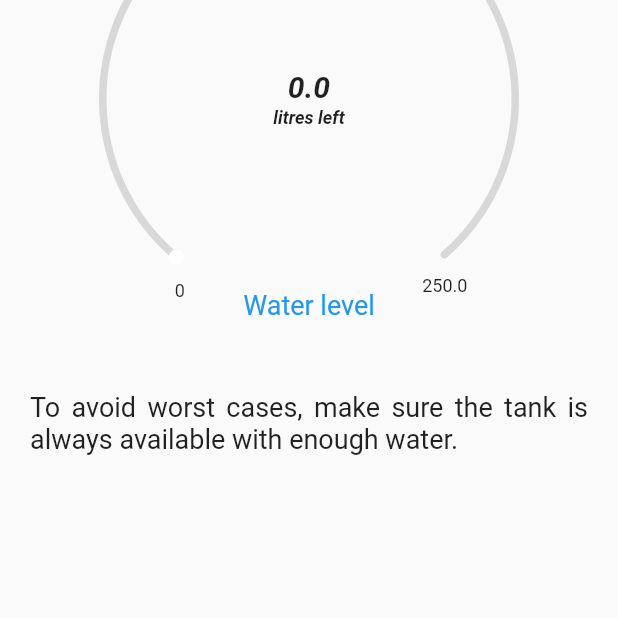
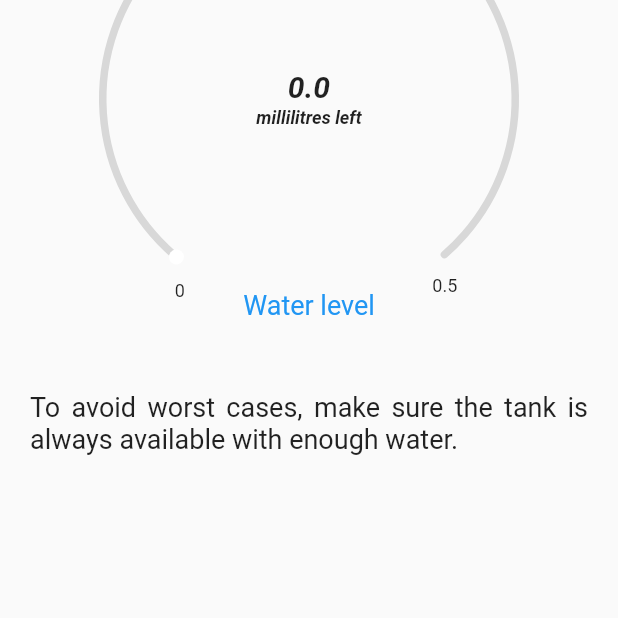
Before and after one commit to Maheash/SIMS, a Flutter app: the WaterLevel screen opened directly, on a phone screen of 412 x 824 dp, the part 498-1116 px from its top. Run offline on Flutter 3.47's test engine with Material 2 defaults, Android fonts, the phone set to English and light mode, and no system bars; drawn by our look-alikes of syncfusion_flutter_gauges; our stand-ins replace cloud_firestore, firebase_auth, firebase_core, firebase_database, fluttertoast; accounts and stored records are empty; network calls fail.

Commit message:
some refinements

```diff
--- a/sims_app/lib/UI/screens/soil_moisture.dart
+++ b/sims_app/lib/UI/screens/soil_moisture.dart
@@ -46,7 +46,7 @@ class _SoilMoistureState extends State<SoilMoisture> {
   }
 
   void turnOnRelay() async {
-    var url = Uri.parse('http://192.168.1.34/on');
+    var url = Uri.parse('http://192.168.43.248/on');
     var response = await http.get(url);
     debugPrint('Response status: ${response.statusCode}');
     debugPrint('Response body: ${response.body}');
@@ -54,7 +54,7 @@ class _SoilMoistureState extends State<SoilMoisture> {
   }
 
   void turnOffRelay() async {
-    var url = Uri.parse('http://192.168.1.34/off');
+    var url = Uri.parse('http://192.168.43.248/off');
     var response = await http.get(url as Uri);
     debugPrint('Response status: ${response.statusCode}');
     debugPrint('Response body: ${response.body}');
--- a/sims_app/lib/UI/screens/water_level.dart
+++ b/sims_app/lib/UI/screens/water_level.dart
@@ -25,7 +25,7 @@ class _WaterLevelState extends State<WaterLevel> {
 
   double soilMoisture = 0.0;
   double tankVolume = 0.0;
-    double tankCapacity = 250;
+  double tankCapacity = 0.500;
   double value = 0;
   String val = "";
 
@@ -85,9 +85,11 @@ class _WaterLevelState extends State<WaterLevel> {
               style: TextStyle(color: Colors.blue, fontSize: 20),
             ),
             SizedBox(height: 10),
-              Text("\t\t\tThe water in the tank is updated in realtime according to the changes in the water level of the tank. Make sure the tank contains enough water so that the field stays irrigated.",
-              style: TextStyle(fontSize:18),
-              textAlign: TextAlign.justify,),
+            Text(
+              "\t\t\tThe water in the tank is updated in realtime according to the changes in the water level of the tank. Make sure the tank contains enough water so that the field stays irrigated.",
+              style: TextStyle(fontSize: 18),
+              textAlign: TextAlign.justify,
+            ),
             const SizedBox(height: 20),
             Center(
               child: StreamBuilder(
@@ -103,9 +105,10 @@ class _WaterLevelState extends State<WaterLevel> {
                         .listen((event) {
                       tankVolume =
                           double.parse(event.snapshot.value.toString());
+                      debugPrint("Tank Volume: $tankVolume");
                       tankVolume = tankCapacity - tankVolume;
                       tankVolume = double.parse(tankVolume.toStringAsFixed(3));
-                      // debugPrint("Water left: $tankVolume");
+                      debugPrint("Water left: $tankVolume");
                     });
 
                     return SfRadialGauge(axes: <RadialAxis>[
@@ -132,7 +135,7 @@ class _WaterLevelState extends State<WaterLevel> {
                                       padding:
                                           const EdgeInsets.fromLTRB(0, 2, 0, 0),
                                       child: Text(
-                                        'litres left',
+                                        'millilitres left',
                                         style: TextStyle(
                                             fontWeight: FontWeight.bold,
                                             fontStyle: FontStyle.italic,
@@ -145,7 +148,8 @@ class _WaterLevelState extends State<WaterLevel> {
                               widget: Text("Water level",
                                   style: TextStyle(
                                     color: Colors.blue,
-                                      fontSize: 18,)),
+                                    fontSize: 18,
+                                  )),
                               positionFactor: 1,
                               angle: 90,
                             ),
@@ -190,7 +194,8 @@ class _WaterLevelState extends State<WaterLevel> {
             const SizedBox(
               height: 20,
             ),
-            Text("\t\t\tTo avoid worst cases, make sure the tank is always available with enough water.",
+            Text(
+                "\t\t\tTo avoid worst cases, make sure the tank is always available with enough water.",
                 style: TextStyle(fontSize: 18),
                 textAlign: TextAlign.justify)
           ],
```
Also changed, not shown: sims_app/lib/UI/screens/home_screen.dart (+23 -31 lines), 2 other files. Lines whose indentation alone changed are shown as unchanged.
